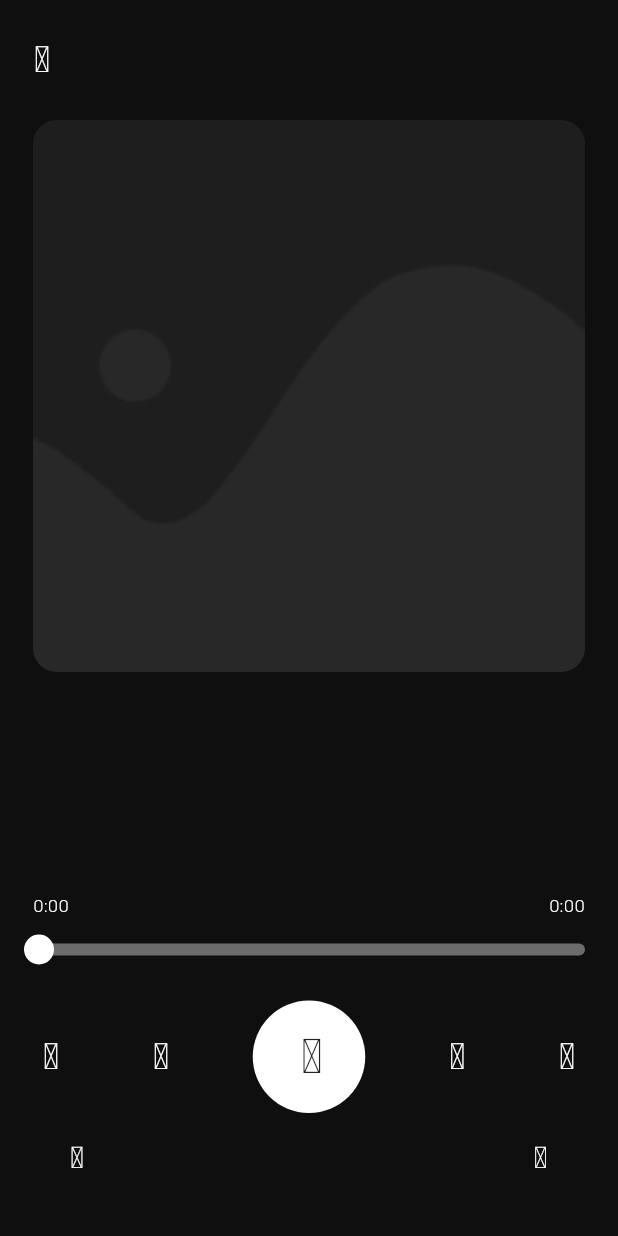
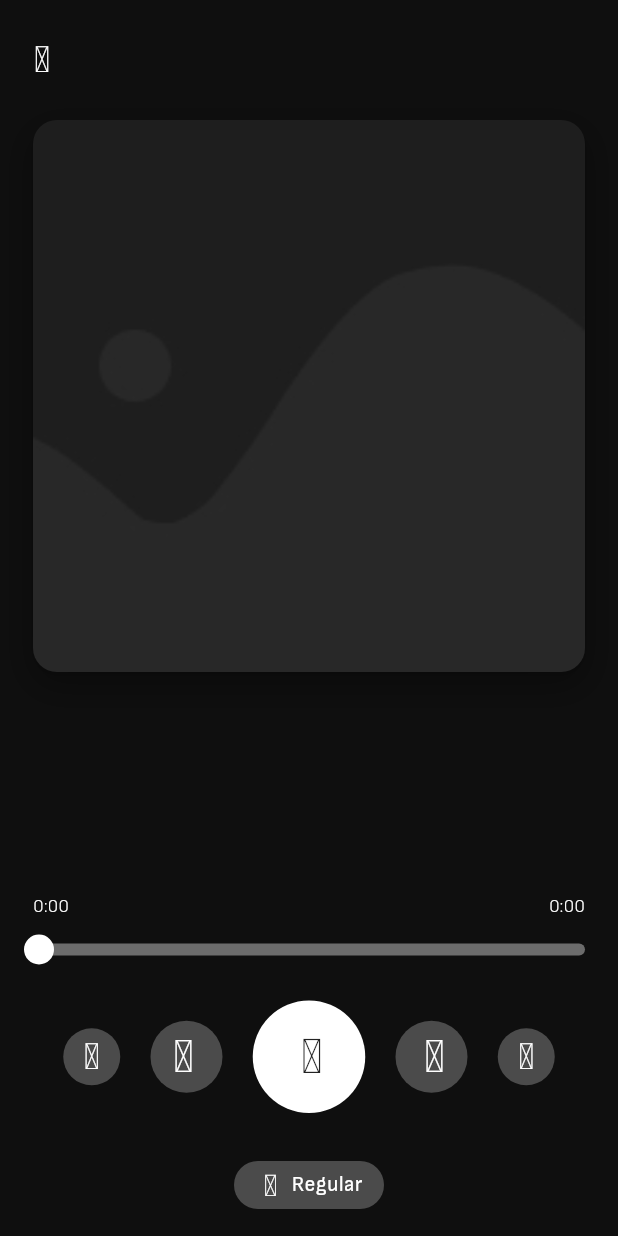
Before and after one commit to riccardoFasan/youtube_downloader, a Flutter app: the PlayerPage screen opened by its route, on a phone screen of 412 x 824 dp. Run offline on Flutter 3.47's test engine with Material 3 defaults, Android fonts, the phone set to English and light mode, and no system bars; drawn by our look-alikes of audio_video_progress_bar; our stand-ins replace audio_service, cached_network_image, flutter_keyboard_visibility, flutter_local_notifications, get, just_audio and 5 more; missing offline and left inert: youtube_explode_dart; accounts and stored records are empty; project files that could hold a hidden picture were left out.

Commit message:
wip: improving player ui

```diff
--- a/lib/controllers/player_controller.dart
+++ b/lib/controllers/player_controller.dart
@@ -130,12 +130,20 @@ class PlayerController extends GetxController {
     if (targetAudio != null) setCurrentAudioAndPlay(targetAudio);
   }
 
-  void switchShuffle() {
-    _shuffle.toggle();
+  void enableShuffle() {
+    _shuffle.value = true;
   }
 
-  void switchLoop() {
-    _loopOne.toggle();
+  void enableLoop() {
+    _loopOne.value = true;
+  }
+
+  void disableShuffle() {
+    _shuffle.value = false;
+  }
+
+  void disableLoop() {
+    _loopOne.value = false;
   }
 
   bool isSelected(Audio audio) {
--- a/lib/pages/player_page.dart
+++ b/lib/pages/player_page.dart
@@ -118,7 +118,7 @@ class PlayerPage extends StatelessWidget {
                 children: <Widget>[
                   _buildProgressBar(),
                   Row(
-                    mainAxisAlignment: MainAxisAlignment.spaceBetween,
+                    mainAxisAlignment: MainAxisAlignment.spaceEvenly,
                     children: <Widget>[
                       _buildSkipBackButton(),
                       _buildRewindButton(),
@@ -128,20 +128,10 @@ class PlayerPage extends StatelessWidget {
                     ],
                   ),
                   Container(
-                    margin: const EdgeInsets.only(
-                      top: 12,
-                    ),
-                    padding: const EdgeInsets.symmetric(
-                      horizontal: 12,
-                    ),
-                    child: Row(
-                      mainAxisAlignment: MainAxisAlignment.spaceBetween,
-                      children: <Widget>[
-                        _buildLoopButton(),
-                        _buildShuffleButton(),
-                      ],
-                    ),
-                  ),
+                      margin: const EdgeInsets.only(
+                        top: 32,
+                      ),
+                      child: _buildModeButton()),
                 ],
               ),
             ),
@@ -210,98 +200,6 @@ class PlayerPage extends StatelessWidget {
     );
   }
 
-  Widget _buildRewindButton() {
-    return AnimatedPressButton(
-      onPressed: () => _playerController.seekBackward(),
-      child: const Icon(
-        AppIcons.rewind,
-        size: 24,
-        color: AppColors.white,
-      ),
-    );
-  }
-
-  Widget _buildForwardButton() {
-    return AnimatedPressButton(
-      onPressed: () => _playerController.seekForward(),
-      child: const Icon(
-        AppIcons.forward,
-        size: 24,
-        color: AppColors.white,
-      ),
-    );
-  }
-
-  Widget _buildSkipBackButton() {
-    return AnimatedPressButton(
-      onPressed: () => _playerController.playPrevious(),
-      child: const Icon(
-        AppIcons.skipBack,
-        size: 24,
-        color: AppColors.white,
-      ),
-    );
-  }
-
-  Widget _buildSkipForwardButton() {
-    return AnimatedPressButton(
-      onPressed: () => _playerController.playNext(),
-      child: const Icon(
-        AppIcons.skipForward,
-        size: 24,
-        color: AppColors.white,
-      ),
-    );
-  }
-
-  Widget _buildLoopButton() {
-    return Obx(
-      () => AnimatedPressButton(
-        onPressed: () => _playerController.switchLoop(),
-        child: AnimatedContainer(
-          duration: const Duration(milliseconds: 300),
-          height: 35,
-          width: 35,
-          decoration: BoxDecoration(
-            color: _getIconButtonBackground(_playerController.loopOne),
-            borderRadius: BorderRadius.circular(50),
-          ),
-          child: const Icon(
-            AppIcons.arrowReload,
-            size: 20,
-            color: AppColors.white,
-          ),
-        ),
-      ),
-    );
-  }
-
-  Widget _buildShuffleButton() {
-    return Obx(
-      () => AnimatedPressButton(
-        onPressed: () => _playerController.switchShuffle(),
-        child: AnimatedContainer(
-          duration: const Duration(milliseconds: 300),
-          height: 35,
-          width: 35,
-          decoration: BoxDecoration(
-            color: _getIconButtonBackground(_playerController.shuffle),
-            borderRadius: BorderRadius.circular(50),
-          ),
-          child: const Icon(
-            AppIcons.shuffle,
-            size: 20,
-            color: AppColors.white,
-          ),
-        ),
-      ),
-    );
-  }
-
-  Color _getIconButtonBackground(bool active) {
-    return active ? AppColors.white.withValues(alpha: .15) : Colors.transparent;
-  }
-
   Widget _buildPlayPauseIcon() {
     return Obx(
       () => AnimatedSwitcher(
@@ -325,4 +223,154 @@ class PlayerPage extends StatelessWidget {
       ),
     );
   }
+
+  Widget _buildRewindButton() {
+    return AnimatedPressButton(
+        onPressed: () => _playerController.seekBackward(),
+        child: AnimatedContainer(
+          duration: const Duration(milliseconds: 300),
+          height: 48,
+          width: 48,
+          decoration: BoxDecoration(
+            color: AppColors.white.withValues(alpha: .25),
+            borderRadius: BorderRadius.circular(50),
+          ),
+          child: Padding(
+            key: ValueKey(_playerController.playing),
+            padding:
+                // * icon is a bit off center
+                EdgeInsets.only(right: 4),
+            child: const Icon(
+              AppIcons.rewind,
+              size: 30,
+              color: AppColors.white,
+            ),
+          ),
+        ));
+  }
+
+  Widget _buildForwardButton() {
+    return AnimatedPressButton(
+        onPressed: () => _playerController.seekForward(),
+        child: AnimatedContainer(
+          duration: const Duration(milliseconds: 300),
+          height: 48,
+          width: 48,
+          decoration: BoxDecoration(
+            color: AppColors.white.withValues(alpha: .25),
+            borderRadius: BorderRadius.circular(50),
+          ),
+          child: Padding(
+            key: ValueKey(_playerController.playing),
+            padding:
+                // * icon is a bit off center
+                EdgeInsets.only(left: 4),
+            child: const Icon(
+              AppIcons.forward,
+              size: 30,
+              color: AppColors.white,
+            ),
+          ),
+        ));
+  }
+
+  Widget _buildSkipBackButton() {
+    return AnimatedPressButton(
+      onPressed: () => _playerController.playPrevious(),
+      child: AnimatedContainer(
+        duration: const Duration(milliseconds: 300),
+        height: 38,
+        width: 38,
+        decoration: BoxDecoration(
+          color: AppColors.white.withValues(alpha: .25),
+          borderRadius: BorderRadius.circular(50),
+        ),
+        child: const Icon(
+          AppIcons.skipBack,
+          size: 24,
+          color: AppColors.white,
+        ),
+      ),
+    );
+  }
+
+  Widget _buildSkipForwardButton() {
+    return AnimatedPressButton(
+      onPressed: () => _playerController.playNext(),
+      child: AnimatedContainer(
+        duration: const Duration(milliseconds: 300),
+        height: 38,
+        width: 38,
+        decoration: BoxDecoration(
+          color: AppColors.white.withValues(alpha: .25),
+          borderRadius: BorderRadius.circular(50),
+        ),
+        child: const Icon(
+          AppIcons.skipForward,
+          size: 24,
+          color: AppColors.white,
+        ),
+      ),
+    );
+  }
+
+  Widget _buildModeButton() {
+    return AnimatedPressButton(
+      onPressed: () {
+        if (!_playerController.shuffle && !_playerController.loopOne) {
+          _playerController.enableShuffle();
+          return;
+        }
+        if (!_playerController.loopOne && _playerController.shuffle) {
+          _playerController.disableShuffle();
+          _playerController.enableLoop();
+          return;
+        }
+
+        _playerController.disableLoop();
+      },
+      child: AnimatedContainer(
+        duration: const Duration(milliseconds: 300),
+        height: 32,
+        width: 100,
+        decoration: BoxDecoration(
+          color: AppColors.white.withValues(alpha: .25),
+          borderRadius: BorderRadius.circular(50),
+        ),
+        child: Row(
+          mainAxisAlignment: MainAxisAlignment.center,
+          crossAxisAlignment: CrossAxisAlignment.center,
+          children: [
+            Obx(() => AnimatedSwitcher(
+                  duration: const Duration(milliseconds: 200),
+                  transitionBuilder:
+                      (Widget child, Animation<double> animation) {
+                    return ScaleTransition(
+                      scale: animation,
+                      child: child,
+                    );
+                  },
+                  child: Icon(
+                      _playerController.shuffle
+                          ? AppIcons.shuffle
+                          : _playerController.loopOne
+                              ? AppIcons.arrowReload
+                              : AppIcons.arrowForward,
+                      size: 20,
+                      color: AppColors.white),
+                )),
+            Container(
+                margin: EdgeInsets.only(left: 4),
+                child: Obx(() => Text(
+                    _playerController.shuffle
+                        ? 'Shuffle'
+                        : _playerController.loopOne
+                            ? 'Infinite'
+                            : 'Regular',
+                    style: TextStyle(color: AppColors.white))))
+          ],
+        ),
+      ),
+    );
+  }
 }
--- a/lib/utils/colors.dart
+++ b/lib/utils/colors.dart
@@ -8,6 +8,7 @@ class AppColors {
   static const Color mediumGray = Color.fromRGBO(108, 108, 108, 1);
   static const Color gray = Color.fromRGBO(68, 68, 68, 1);
   static const Color darkGray = Color.fromRGBO(30, 30, 30, 1);
+  static const Color lightRed = Color.fromRGBO(243, 1, 1, 1);
   static const Color red = Color.fromRGBO(202, 8, 8, 1);
   static const Color darkRed = Color.fromRGBO(30, 0, 0, 1);
   static const Color green = Color.fromRGBO(13, 177, 106, 1);
--- a/lib/utils/icons.dart
+++ b/lib/utils/icons.dart
@@ -21,6 +21,8 @@ class AppIcons {
   static const IconData dismiss = IconData(0xe98c, fontFamily: _fontFamily);
   static const IconData trash = IconData(0xea8b, fontFamily: _fontFamily);
   static const IconData settingsCog = IconData(0xea55, fontFamily: _fontFamily);
+  static const IconData arrowForward =
+      IconData(0xe921, fontFamily: _fontFamily);
 
   const AppIcons();
 }
--- a/lib/widgets/video_thumbnail.dart
+++ b/lib/widgets/video_thumbnail.dart
@@ -16,9 +16,28 @@ class VideoThumbnail extends StatelessWidget {
 
   @override
   Widget build(BuildContext context) {
-    return ClipRRect(
-      borderRadius: BorderRadius.circular(_radius),
-      child: _buildImage(),
+    return Container(
+      decoration: BoxDecoration(
+        borderRadius: BorderRadius.circular(_radius),
+        boxShadow: [
+          BoxShadow(
+            color: Colors.black.withOpacity(0.3),
+            blurRadius: 20,
+            offset: const Offset(0, 8),
+            spreadRadius: 2,
+          ),
+          BoxShadow(
+            color: Colors.black.withOpacity(0.1),
+            blurRadius: 6,
+            offset: const Offset(0, 2),
+            spreadRadius: 0,
+          ),
+        ],
+      ),
+      child: ClipRRect(
+        borderRadius: BorderRadius.circular(_radius),
+        child: _buildImage(),
+      ),
     );
   }
 
```
